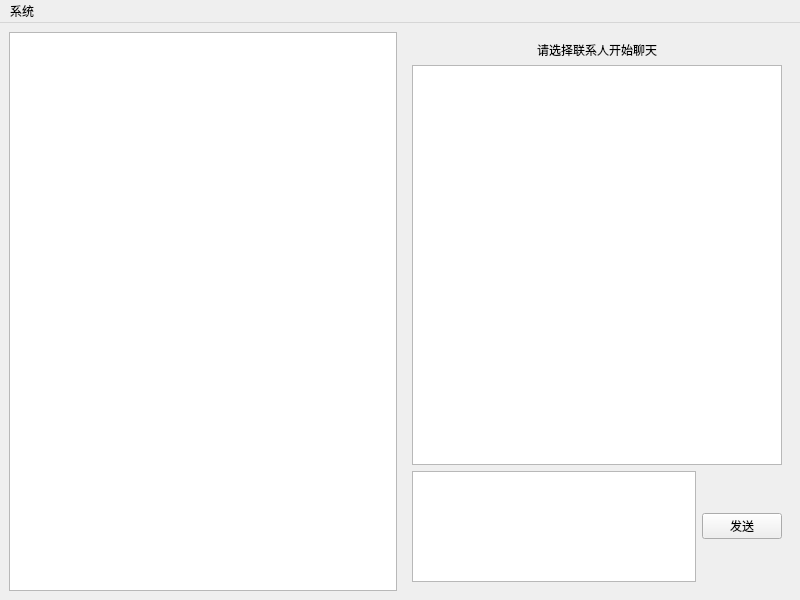
Above: mainwindow.ui from moseme1/QtIM before the change. Below: the same form after it.
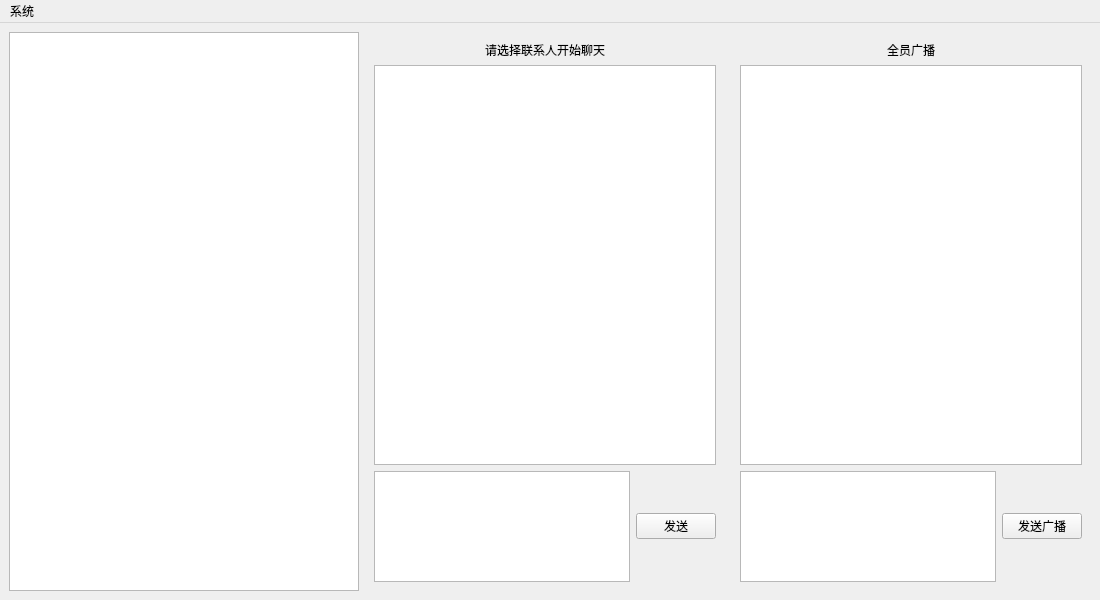
That is the form after the change.

Commit message: v3.1 群聊窗口ui初步设计完成

Patch:
```diff
--- a/mainwindow.ui
+++ b/mainwindow.ui
@@ -6,7 +6,7 @@
    <rect>
     <x>0</x>
     <y>0</y>
-    <width>800</width>
+    <width>1100</width> <!-- 仅加宽窗口，适配广播区域 -->
     <height>600</height>
    </rect>
   </property>
@@ -85,6 +85,70 @@
       </widget>
      </widget>
     </item>
+
+    <!-- 新增：右侧固定广播窗口（仅加这部分，不改动原有代码） -->
+    <item>
+     <widget class="QWidget" name="widget_broadcast">
+      <property name="minimumSize">
+       <size>
+        <width>300</width>
+        <height>0</height>
+       </size>
+      </property>
+      <layout class="QVBoxLayout" name="verticalLayout_broadcast">
+        <!-- 广播标题 -->
+        <item>
+         <widget class="QLabel" name="label_broadcast_title">
+          <property name="text">
+           <string>全员广播</string>
+          </property>
+          <property name="alignment">
+           <set>Qt::AlignCenter</set>
+          </property>
+         </widget>
+        </item>
+        <!-- 广播消息显示区 -->
+        <item>
+         <widget class="QTextBrowser" name="browser_broadcast">
+          <property name="minimumSize">
+           <size>
+            <width>0</width>
+            <height>400</height>
+           </size>
+          </property>
+         </widget>
+        </item>
+        <!-- 广播输入+发送 -->
+        <item>
+         <layout class="QHBoxLayout" name="horizontalLayout_broadcast">
+          <item>
+           <widget class="QTextEdit" name="edit_broadcast_input">
+            <property name="minimumSize">
+             <size>
+              <width>0</width>
+              <height>80</height>
+             </size>
+            </property>
+           </widget>
+          </item>
+          <item>
+           <widget class="QPushButton" name="btn_broadcast_send">
+            <property name="text">
+             <string>发送广播</string>
+            </property>
+            <property name="minimumSize">
+             <size>
+              <width>80</width>
+              <height>0</height>
+             </size>
+            </property>
+           </widget>
+          </item>
+         </layout>
+        </item>
+       </layout>
+     </widget>
+    </item>
    </layout>
   </widget>
   <widget class="QMenuBar" name="menubar">
@@ -92,7 +156,7 @@
     <rect>
      <x>0</x>
      <y>0</y>
-     <width>800</width>
+     <width>1100</width> <!-- 仅同步窗口宽度 -->
      <height>23</height>
     </rect>
    </property>
```
Left out of the diff: 9 changed lines with no effect on the pictures.
